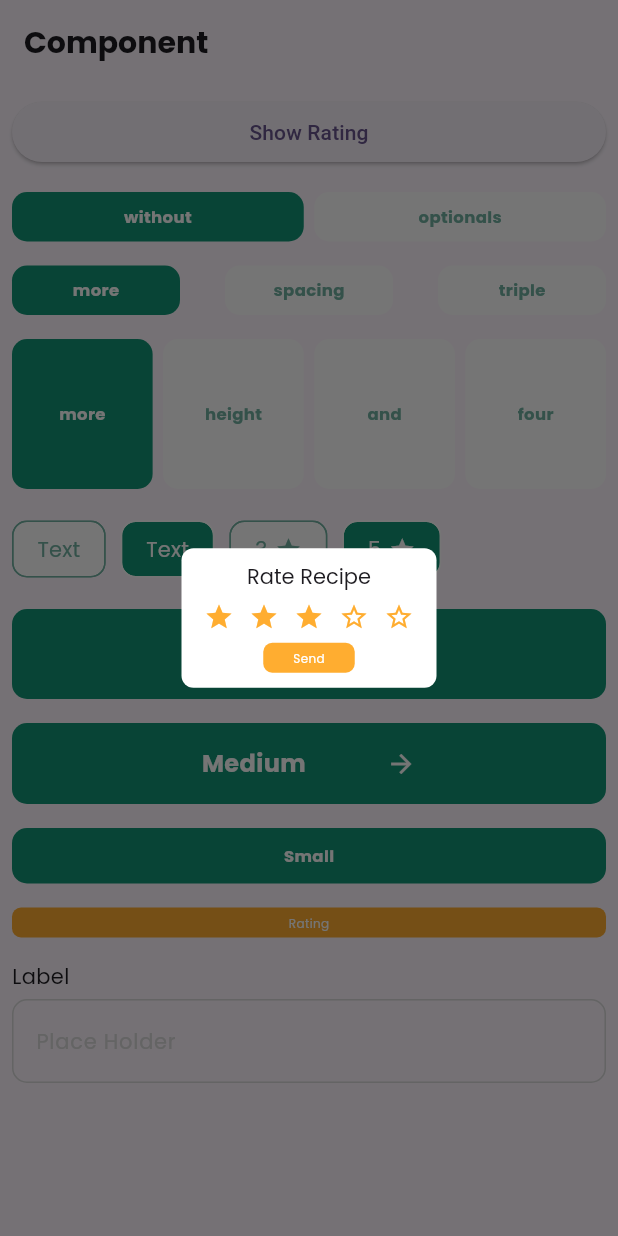
After one commit to rheech22/flutter_recipe, a Flutter app: the screen it shows after launch, after a tap on "Show Rating", on a phone screen of 412 x 824 dp. The commit adds this screen. Run offline on Flutter 3.47's test engine with Material 3 defaults, Android fonts, the phone set to English and light mode, and no system bars; our stand-ins replace device_preview.

Commit message:
feat: add rating dialog

```diff
--- /dev/null
+++ b/devtools_options.yaml
@@ -0,0 +1,3 @@
+description: This file stores settings for Dart & Flutter DevTools.
+documentation: https://docs.flutter.dev/tools/devtools/extensions#configure-extension-enablement-states
+extensions:
--- a/lib/core/presentation/components/button.dart
+++ b/lib/core/presentation/components/button.dart
@@ -74,6 +74,7 @@ class _ButtonState extends State<Button> {
 
   @override
   Widget build(BuildContext context) {
+    // NOTE: https://dart.dev/null-safety/understanding-null-safety#the-map-index-operator-is-nullable
     final properties = Button.variantMap[widget.variant]!;
 
     return GestureDetector(
--- /dev/null
+++ b/lib/core/presentation/components/rating_dialog.dart
@@ -0,0 +1,95 @@
+import 'package:flutter/material.dart';
+import 'package:flutter_recipe/core/presentation/components/button.dart';
+import 'package:flutter_recipe/ui/color_styles.dart';
+import 'package:flutter_recipe/ui/text_styles.dart';
+
+class RatingDialog extends StatefulWidget {
+  final int initialRating;
+  final void Function(int rating) onSendPressed;
+
+  const RatingDialog({
+    super.key,
+    required this.initialRating,
+    required this.onSendPressed,
+  });
+
+  @override
+  State<RatingDialog> createState() => _RatingDialogState();
+}
+
+class _RatingDialogState extends State<RatingDialog> {
+  final int fixedWidth = 170;
+  int _rating = 0;
+
+  @override
+  void initState() {
+    super.initState();
+    _rating = widget.initialRating;
+  }
+
+  void _onIconTapDown(int index) {
+    setState(() {
+      _rating = index + 1;
+    });
+  }
+
+  void _onSendPressed() {
+    widget.onSendPressed(_rating);
+  }
+
+  @override
+  Widget build(BuildContext context) {
+    return AlertDialog(
+      shape: RoundedRectangleBorder(
+        borderRadius: BorderRadius.circular(8),
+      ),
+      backgroundColor: ColorStyles.white,
+      titlePadding: const EdgeInsets.only(top: 10),
+      contentPadding: const EdgeInsets.symmetric(vertical: 7),
+      actionsPadding: const EdgeInsets.only(bottom: 10),
+      insetPadding: EdgeInsets.symmetric(
+        horizontal: (MediaQuery.of(context).size.width - fixedWidth) / 2,
+      ),
+      title: Center(
+        child: Text(
+          'Rate Recipe',
+          style: TextStyles.smallTextRegular,
+        ),
+      ),
+      content: Row(
+        mainAxisAlignment: MainAxisAlignment.center,
+        spacing: 10,
+        children: List.generate(
+          5,
+          (index) => GestureDetector(
+            onTapDown: (_) {
+              _onIconTapDown(index);
+            },
+            child: Icon(
+              index < _rating ? Icons.star : Icons.star_border,
+              color: ColorStyles.rating,
+              size: 20,
+            ),
+          ),
+        ),
+      ),
+      actions: [
+        Row(
+          mainAxisAlignment: MainAxisAlignment.center,
+          children: [
+            SizedBox(
+              width: 61,
+              child: Button(
+                'Send',
+                variant: ButtonVariants.rating,
+                onPressed: () {
+                  _onSendPressed();
+                },
+              ),
+            ),
+          ],
+        ),
+      ],
+    );
+  }
+}
--- a/lib/main.dart
+++ b/lib/main.dart
@@ -1,5 +1,6 @@
 import 'package:device_preview/device_preview.dart';
 import 'package:flutter/material.dart' hide Badge;
+import 'package:flutter_recipe/core/presentation/components/rating_dialog.dart';
 import 'package:flutter_recipe/core/presentation/components/tablist.dart';
 
 import 'core/presentation/components/input_field.dart';
@@ -49,6 +50,28 @@ class HomePage extends StatelessWidget {
       ),
       body: ListView(
         children: [
+          Padding(
+            padding: const EdgeInsets.all(8.0),
+            child: ElevatedButton(
+              onPressed: () {
+                showDialog(
+                  context: context,
+                  builder: (context) {
+                    return RatingDialog(
+                      initialRating: 3,
+                      onSendPressed: (rating) {
+                        Navigator.pop(
+                          context,
+                          true,
+                        );
+                      },
+                    );
+                  },
+                );
+              },
+              child: Text('Show Rating'),
+            ),
+          ),
           Padding(
             padding: const EdgeInsets.all(8.0),
             child: Tablist(
```
